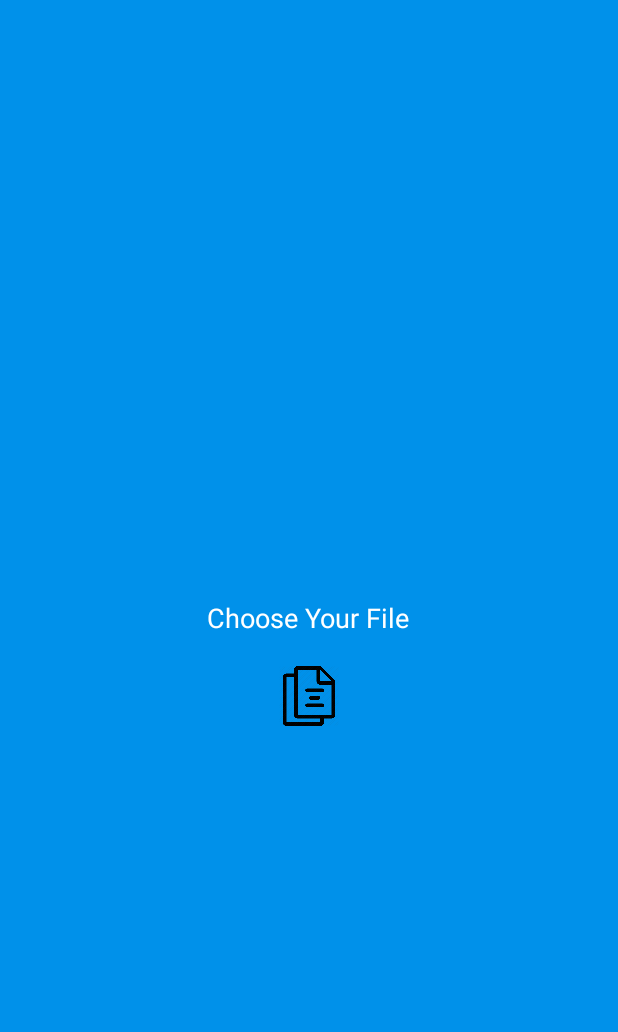
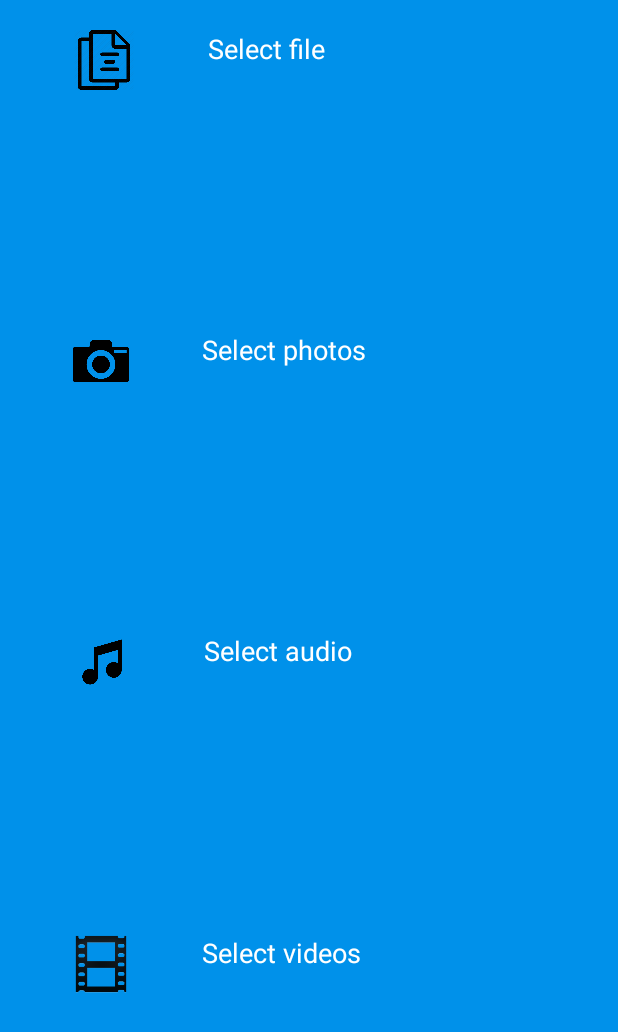
Before and after one commit to jh3er/Ins3rt179611, an Android app: the layout activity_pop_up.xml on its own in the app's theme, with its tools: preview values and no code run, on a phone screen of 412 x 824 dp. Shown: the top 1032 px of the screen. Run offline under Robolectric (Android 15) with nearby library versions, the light colour scheme and no system bars.

Commit message:
Update file Picker Feature (pop up)

```diff
--- a/app/src/main/java/com/insertco/insert/PopUp.java
+++ b/app/src/main/java/com/insertco/insert/PopUp.java
@@ -44,5 +44,28 @@ public class PopUp extends Activity {
         }
     }
 
+    public void uploadPhotos (View view){
+        Intent intent = new Intent(Intent.ACTION_GET_CONTENT);
+        intent.setType("image/*");
+        if (intent.resolveActivity(getPackageManager()) != null) {
+            startActivityForResult(intent, REQUEST_IMAGE_GET);
+        }
+    }
+
+    public void uploadMusic (View view){
+        Intent intent = new Intent(Intent.ACTION_GET_CONTENT);
+        intent.setType("audio/*");
+        if (intent.resolveActivity(getPackageManager()) != null) {
+            startActivityForResult(intent, REQUEST_IMAGE_GET);
+        }
+    }
+
+    public void uploadVideo (View view){
+        Intent intent = new Intent(Intent.ACTION_GET_CONTENT);
+        intent.setType("video/*");
+        if (intent.resolveActivity(getPackageManager()) != null) {
+            startActivityForResult(intent, REQUEST_IMAGE_GET);
+        }
+    }
 
 }
--- a/app/src/main/res/layout/activity_home.xml
+++ b/app/src/main/res/layout/activity_home.xml
@@ -57,7 +57,7 @@
         android:layout_height="wrap_content"
         android:layout_gravity="bottom"
         android:layout_margin="@dimen/fab_margin"
-        android:src="@drawable/run"
+        android:src="@drawable/uploads"
         app:fabSize="normal"
         app:backgroundTint="@color/buttonColor"
         />
--- a/app/src/main/res/layout/activity_pop_up.xml
+++ b/app/src/main/res/layout/activity_pop_up.xml
@@ -1,30 +1,107 @@
 <?xml version="1.0" encoding="utf-8"?>
 
 
-<RelativeLayout
+<LinearLayout
     xmlns:android="http://schemas.android.com/apk/res/android"
     android:layout_height="match_parent"
     android:layout_width="match_parent"
-    android:background="@color/buttonColor">
+    android:background="@color/buttonColor"
+    android:orientation="vertical">
+    <LinearLayout
+        android:layout_marginTop="20dp"
+        android:layout_width="match_parent"
+        android:layout_height="wrap_content"
+        android:orientation="horizontal"
+        android:layout_weight="1"
+        android:onClick="uploadFile">
+
+        <ImageView
+            android:layout_width="40dp"
+            android:layout_height="40dp"
+            android:src="@drawable/file"
+            android:onClick="uploadFile"
+            android:layout_weight="1.02"/>
 
         <TextView
-        android:id="@+id/textView"
             android:layout_width="wrap_content"
             android:layout_height="wrap_content"
-        android:text="Choose Your File"
+            android:text="Select file"
             android:textSize="18dp"
             android:textColor="#ffff"
             android:layout_centerVertical="true"
             android:layout_centerHorizontal="true"
-        android:layout_marginBottom="20dp"/>
+            android:layout_marginBottom="20dp"
+            android:layout_weight="2"/>
+    </LinearLayout>
+
+    <LinearLayout
+        android:layout_width="match_parent"
+        android:layout_height="wrap_content"
+        android:orientation="horizontal"
+        android:layout_weight="1"
+        android:onClick="uploadPhotos">
 
         <ImageView
-        android:id="@+id/fileBtn"
             android:layout_width="40dp"
             android:layout_height="40dp"
-        android:layout_below="@id/textView"
+            android:src="@drawable/camera"
+            android:onClick="uploadFile"
+            android:layout_weight="1.13"/>
+
+        <TextView
+            android:layout_width="wrap_content"
+            android:layout_height="wrap_content"
+            android:text="Select photos"
+            android:textSize="18dp"
+            android:textColor="#ffff"
+            android:layout_centerVertical="true"
             android:layout_centerHorizontal="true"
-        android:src="@drawable/file"
-        android:onClick="uploadFile"/>
+            android:layout_marginBottom="20dp"
+            android:layout_weight="2"/>
+    </LinearLayout>
+    <LinearLayout
+        android:layout_width="match_parent"
+        android:layout_height="wrap_content"
+        android:orientation="horizontal"
+        android:layout_weight="1"
+        android:onClick="uploadFile">
 
-</RelativeLayout>
+        <ImageView
+            android:layout_width="40dp"
+            android:layout_height="40dp"
+            android:src="@drawable/music"
+            android:onClick="uploadMusic"
+            android:layout_weight="1.09"/>
+
+        <TextView
+            android:layout_width="wrap_content"
+            android:layout_height="wrap_content"
+            android:text="Select audio"
+            android:textSize="18dp"
+            android:textColor="#ffff"
+            android:layout_marginBottom="20dp"
+            android:layout_weight="2"/>
+    </LinearLayout>
+    <LinearLayout
+        android:layout_width="match_parent"
+        android:layout_height="wrap_content"
+        android:orientation="horizontal"
+        android:layout_weight="1"
+        android:onClick="uploadVideo">
+
+        <ImageView
+            android:layout_width="40dp"
+            android:layout_height="40dp"
+            android:src="@drawable/video"
+            android:layout_weight="1.11"/>
+
+        <TextView
+            android:layout_width="wrap_content"
+            android:layout_height="wrap_content"
+            android:text="Select videos"
+            android:textSize="18dp"
+            android:textColor="#ffff"
+            android:layout_marginBottom="20dp"
+            android:layout_weight="2"/>
+    </LinearLayout>
+</LinearLayout>
```
Also changed, not shown: app/src/main/res/drawable/camera.png (added), app/src/main/res/drawable/music.png (added), app/src/main/res/drawable/uploads.png (added), app/src/main/res/drawable/video.png (added). Lines whose indentation alone changed are shown as unchanged.
